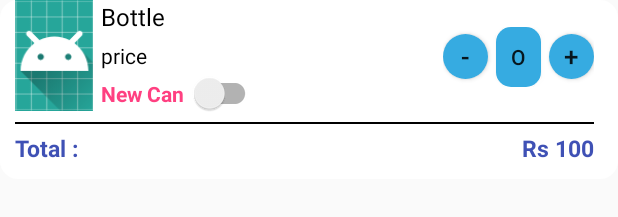
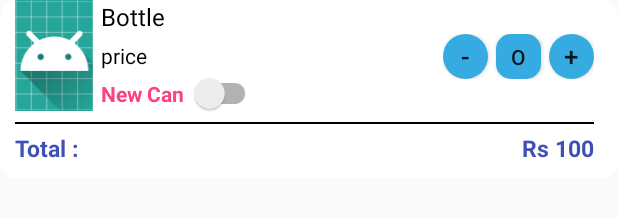
Before and after one commit to mkabhi2/neer24, an Android app: the layout lv_checkout_item.xml on its own in the app's theme, with its tools: preview values and no code run, on a phone screen of 412 x 824 dp. Shown: the top 217 px of the screen. Run offline under Robolectric (Android 15) with nearby library versions, the phone set to English and light mode, and no system bars.

Commit message:
updated autoscrollviewpager and checkout lv layout

```diff
--- a/app/src/main/res/layout/lv_checkout_item.xml
+++ b/app/src/main/res/layout/lv_checkout_item.xml
@@ -81,7 +81,7 @@
             <Button
                 android:id="@+id/quantityCheckoutListView"
                 android:layout_width="30dp"
-                android:layout_height="40dp"
+                android:layout_height="30dp"
                 android:text="O"
                 android:layout_marginRight="5dp"
                 android:background="@drawable/rv_home_item_round_corner_button"
```
Also changed, not shown: 4 other files.
